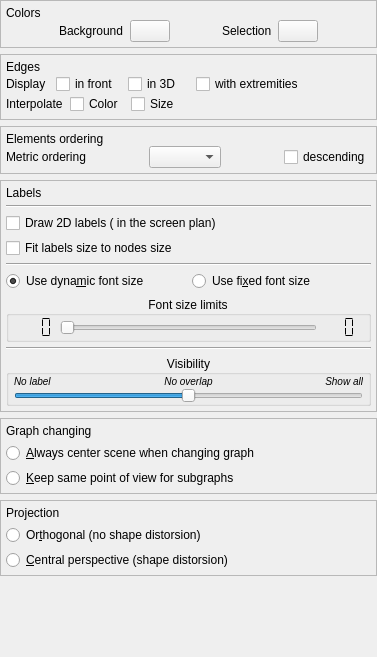
Qt form library/talipot-gui/designer/SceneConfigWidget.ui (anlambert/tulip) before a commit.
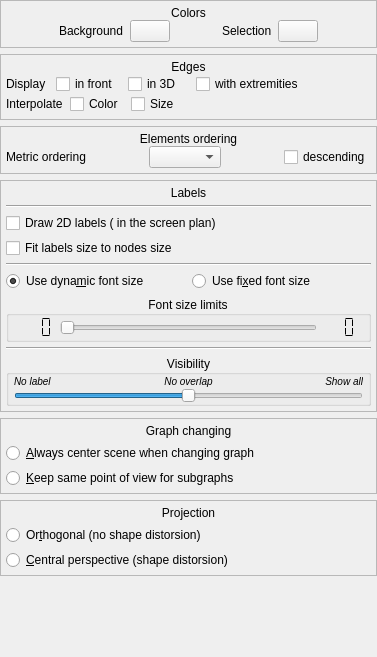
The same form after that commit. Custom widgets are drawn as their Qt base class.

Patch:
```diff
--- a/library/talipot-gui/designer/SceneConfigWidget.ui
+++ b/library/talipot-gui/designer/SceneConfigWidget.ui
@@ -128,7 +128,7 @@
              <string>Colors</string>
             </property>
             <property name="alignment">
-             <set>Qt::AlignLeading|Qt::AlignLeft|Qt::AlignTop</set>
+             <set>Qt::AlignHCenter|Qt::AlignTop</set>
             </property>
            </widget>
           </item>
@@ -287,7 +287,7 @@
                <string>Edges</string>
               </property>
               <property name="alignment">
-               <set>Qt::AlignLeading|Qt::AlignLeft|Qt::AlignTop</set>
+               <set>Qt::AlignHCenter|Qt::AlignTop</set>
               </property>
              </widget>
             </item>
@@ -435,6 +435,9 @@
             <property name="text">
              <string>Elements ordering</string>
             </property>
+            <property name="alignment">
+             <set>Qt::AlignHCenter|Qt::AlignTop</set>
+            </property>
            </widget>
           </item>
           <item>
@@ -542,7 +545,7 @@
              <string>Labels</string>
             </property>
             <property name="alignment">
-             <set>Qt::AlignLeading|Qt::AlignLeft|Qt::AlignTop</set>
+             <set>Qt::AlignHCenter|Qt::AlignTop</set>
             </property>
            </widget>
           </item>
@@ -866,7 +869,7 @@
                <string>Graph changing</string>
               </property>
               <property name="alignment">
-               <set>Qt::AlignLeading|Qt::AlignLeft|Qt::AlignTop</set>
+               <set>Qt::AlignHCenter|Qt::AlignTop</set>
               </property>
              </widget>
             </item>
@@ -945,7 +948,7 @@
                <string>Projection</string>
               </property>
               <property name="alignment">
-               <set>Qt::AlignLeading|Qt::AlignLeft|Qt::AlignTop</set>
+               <set>Qt::AlignHCenter|Qt::AlignTop</set>
               </property>
              </widget>
             </item>
```
